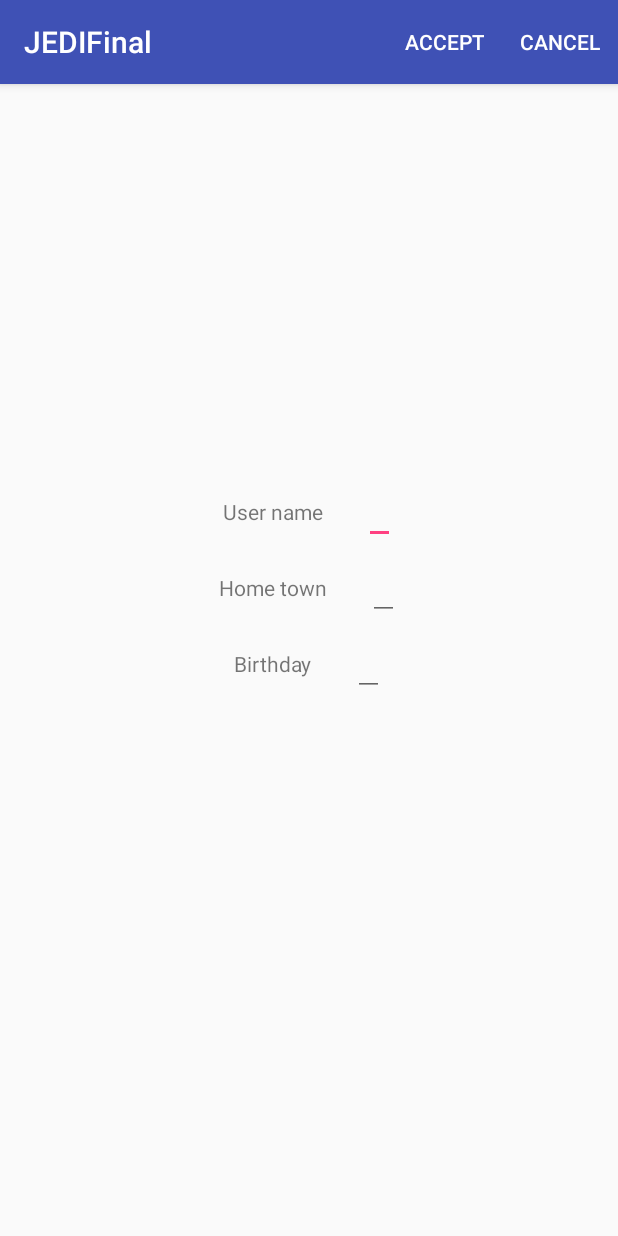
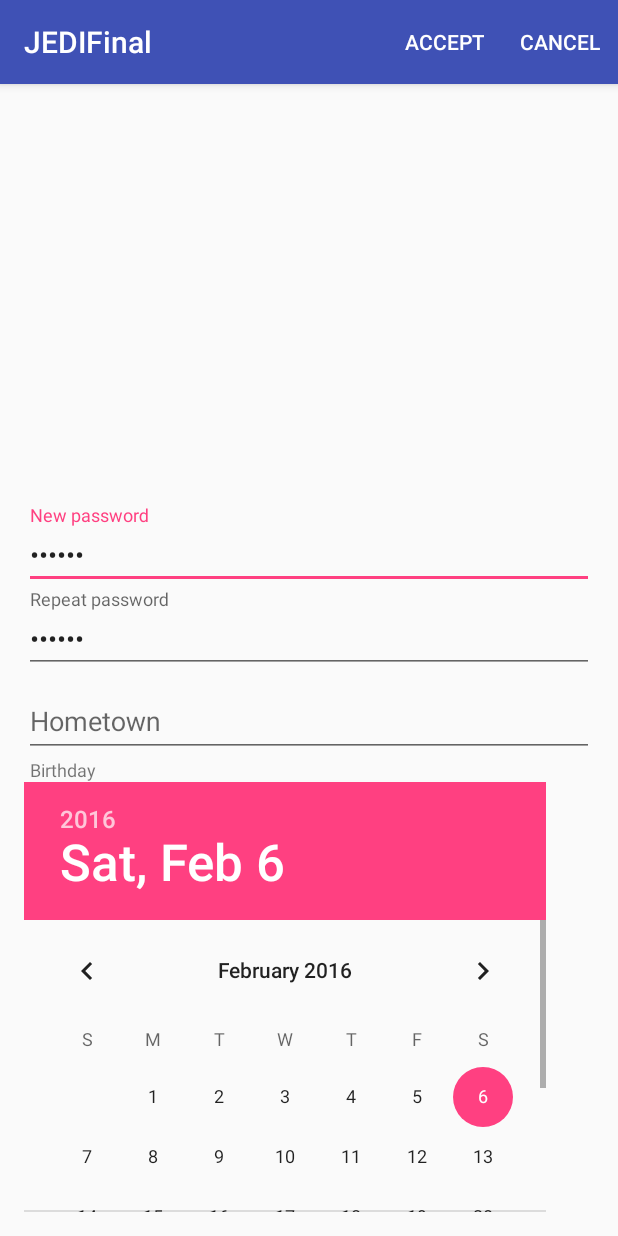
Before and after one commit to vMASg/JEDIFinal, an Android app: the EditProfileActivity screen opened directly, with no data from a screen before it, on a phone screen of 412 x 824 dp. Run offline under Robolectric (Android 15) with nearby library versions, the phone set to English and light mode, and no system bars; 3 statements that could not run were skipped.

Commit message:
Enhanced edit profile view

```diff
--- a/app/src/main/java/com/example/victor/jedifinal/profile/EditProfileActivity.java
+++ b/app/src/main/java/com/example/victor/jedifinal/profile/EditProfileActivity.java
@@ -1,12 +1,15 @@
 package com.example.victor.jedifinal.profile;
 
 import android.content.SharedPreferences;
+import android.support.design.widget.TextInputLayout;
 import android.support.v7.app.AppCompatActivity;
 import android.os.Bundle;
 import android.view.Menu;
 import android.view.MenuItem;
+import android.widget.DatePicker;
 import android.widget.EditText;
 import android.widget.ImageView;
+import android.widget.TextView;
 
 import com.example.victor.jedifinal.Injector;
 import com.example.victor.jedifinal.R;
@@ -15,9 +18,9 @@ public class EditProfileActivity extends AppCompatActivity implements ProfileCon
 
     private ImageView profilePicture;
     private ProfileContract.Presenter presenter;
-    private EditText usernameTv;
-    private EditText hometownTv;
-    private EditText birthdayTv;
+    private TextInputLayout passwrdIL, passwrd2IL, hometownIL;
+    private TextView usernameTv;
+    private DatePicker birthdayDP;
 
     @Override
     protected void onCreate(Bundle savedInstanceState) {
@@ -29,9 +32,12 @@ public class EditProfileActivity extends AppCompatActivity implements ProfileCon
 
         profilePicture = (ImageView) findViewById(R.id.edit_profile_imageView);
 
-        usernameTv = (EditText) findViewById(R.id.edit_profile_username);
-        hometownTv = (EditText) findViewById(R.id.edit_profile_home_town);
-        birthdayTv = (EditText) findViewById(R.id.edit_profile_birthday);
+        passwrdIL  = (TextInputLayout) findViewById(R.id.edit_profile_passwd_wrapper);
+        passwrd2IL = (TextInputLayout) findViewById(R.id.edit_profile_repasswd_wrapper);
+        hometownIL = (TextInputLayout) findViewById(R.id.edit_profile_hometown_wrapper);
+//        birthdayIL = (TextInputLayout) findViewById(R.id.edit_profile_birthday_wrapper);
+        birthdayDP = (DatePicker) findViewById(R.id.edit_profile_birthday);
+        usernameTv = (TextView) findViewById(R.id.edit_profile_username);
 
         SharedPreferences settings = getSharedPreferences("userActive", 0);
         presenter.setCurrentUser(settings.getString("username", ""));
@@ -76,11 +82,12 @@ public class EditProfileActivity extends AppCompatActivity implements ProfileCon
 
     @Override
     public void showHomeTown(String hometown) {
-        hometownTv.setText(hometown);
+        hometownIL.getEditText().setText(hometown);
     }
 
     @Override
     public void showBirthday(int day, int month, int year) {
-        birthdayTv.setText(String.format("%d-%d-%d", day, month, year));
+//        birthdayIL.getEditText().setText(String.format("%d-%d-%d", day, month, year));
+        birthdayDP.updateDate(year, month, day);
     }
 }
--- a/app/src/main/java/com/example/victor/jedifinal/profile/ProfilePresenter.java
+++ b/app/src/main/java/com/example/victor/jedifinal/profile/ProfilePresenter.java
@@ -22,18 +22,27 @@ public class ProfilePresenter implements ProfileContract.Presenter {
     public void setCurrentUser(String id) {
         currentUser = usersServiceAPI.findUser(id);
         view.showUserName(currentUser.getUserName());
+
         String profileLocation = currentUser.getUserProfilePictureLocation();
+        String hometown = currentUser.getHometown();
+        int birthdayDay = currentUser.getBirthdayDay();
+
         if (profileLocation == null) {
             view.showDefaultProfileImage();
         } else {
             view.showUserProfileImage(profileLocation);
         }
-        view.showHomeTown(currentUser.getHometown());
-        view.showBirthday(
-                currentUser.getBirthdayDay(),
-                currentUser.getBirthdayMonth(),
-                currentUser.getBirthdayYear()
-        );
+
+        if (hometown != null) {
+            view.showHomeTown(hometown);
+        }
+        if (birthdayDay > 0) {
+            view.showBirthday(
+                    birthdayDay,
+                    currentUser.getBirthdayMonth(),
+                    currentUser.getBirthdayYear()
+            );
+        }
     }
 
     @Override
--- a/app/src/main/res/layout/activity_edit_profile.xml
+++ b/app/src/main/res/layout/activity_edit_profile.xml
@@ -1,105 +1,97 @@
 <?xml version="1.0" encoding="utf-8"?>
 <LinearLayout xmlns:android="http://schemas.android.com/apk/res/android"
     xmlns:tools="http://schemas.android.com/tools"
-    android:orientation="vertical"
     android:layout_width="match_parent"
     android:layout_height="match_parent"
+    android:orientation="vertical"
     android:paddingBottom="@dimen/activity_vertical_margin"
     android:paddingLeft="@dimen/activity_horizontal_margin"
     android:paddingRight="@dimen/activity_horizontal_margin"
     android:paddingTop="@dimen/activity_vertical_margin"
-    tools:context="com.example.victor.jedifinal.profile.ProfileActivity"
-    android:weightSum="3">
+    android:weightSum="3"
+    tools:context="com.example.victor.jedifinal.profile.ProfileActivity">
 
     <ImageView
+        android:id="@+id/edit_profile_imageView"
         android:layout_width="match_parent"
         android:layout_height="match_parent"
-        android:id="@+id/edit_profile_imageView"
         android:layout_gravity="center_horizontal"
         android:layout_weight="2" />
 
     <LinearLayout
-        android:orientation="vertical"
         android:layout_width="match_parent"
         android:layout_height="match_parent"
-        android:layout_weight="1">
+        android:layout_weight="1"
+        android:orientation="vertical">
 
-        <RelativeLayout
+        <TextView
+            android:id="@+id/edit_profile_username"
+            android:layout_width="match_parent"
+            android:layout_height="wrap_content"
+            android:gravity="center" />
+
+        <android.support.design.widget.TextInputLayout
+            android:id="@+id/edit_profile_passwd_wrapper"
             android:layout_width="match_parent"
             android:layout_height="wrap_content">
 
-            <LinearLayout
-                android:layout_width="wrap_content"
+            <EditText
+                android:id="@+id/edit_profile_passwd_text"
+                android:layout_width="match_parent"
                 android:layout_height="wrap_content"
-                android:layout_alignParentTop="true"
-                android:layout_centerHorizontal="true">
-                <TextView
-                    android:layout_width="wrap_content"
-                    android:layout_height="wrap_content"
-                    android:text="@string/profile_username"
-                    android:id="@+id/edit_profile_textView2" />
+                android:layout_weight="1"
+                android:hint="@string/edit_profile_new_password"
+                android:text="passwd"
+                android:inputType="textPassword" />
 
-                <EditText
-                    android:layout_width="wrap_content"
-                    android:layout_height="wrap_content"
-                    android:id="@+id/edit_profile_username"
-                    android:layout_marginLeft="27dp"
-                    android:layout_marginStart="27dp" />
-            </LinearLayout>
+        </android.support.design.widget.TextInputLayout>
 
-        </RelativeLayout>
+        <android.support.design.widget.TextInputLayout
+            android:id="@+id/edit_profile_repasswd_wrapper"
+            android:layout_width="match_parent"
+            android:layout_height="wrap_content">
 
-        <RelativeLayout
+            <EditText
+                android:id="@+id/edit_profile_repasswd_text"
+                android:layout_width="match_parent"
+                android:layout_height="wrap_content"
+                android:layout_weight="1"
+                android:hint="@string/edit_profile_repeat_password"
+                android:text="passwd"
+                android:inputType="textPassword" />
+
+        </android.support.design.widget.TextInputLayout>
+
+        <android.support.design.widget.TextInputLayout
+            android:id="@+id/edit_profile_hometown_wrapper"
+            android:layout_width="match_parent"
+            android:layout_height="wrap_content">
+
+            <EditText
+                android:id="@+id/edit_profile_hometown_text"
+                android:layout_width="match_parent"
+                android:layout_height="wrap_content"
+                android:layout_weight="1"
+                android:hint="@string/edit_profile_hometown"
+                android:inputType="text" />
+
+        </android.support.design.widget.TextInputLayout>
+
+        <TextView
             android:layout_width="match_parent"
             android:layout_height="wrap_content"
-            android:layout_marginTop="5dp">
+            android:text="@string/edit_profile_birthday"
+            android:gravity="start"
+            android:paddingStart="4sp"
+            android:paddingEnd="4sp"
+            android:textSize="12sp" />
 
-            <LinearLayout
-                android:layout_width="wrap_content"
-                android:layout_height="wrap_content"
-                android:layout_alignParentTop="true"
-                android:layout_centerHorizontal="true">
-                <TextView
-                    android:layout_width="wrap_content"
-                    android:layout_height="wrap_content"
-                    android:text="@string/profile_home_town"
-                    android:id="@+id/edit_textView2" />
-
-                <EditText
-                    android:layout_width="wrap_content"
-                    android:layout_height="wrap_content"
-                    android:id="@+id/edit_profile_home_town"
-                    android:layout_marginLeft="27dp"
-                    android:layout_marginStart="27dp" />
-            </LinearLayout>
-
-        </RelativeLayout>
-
-        <RelativeLayout
+        <DatePicker
+            android:id="@+id/edit_profile_birthday"
             android:layout_width="match_parent"
             android:layout_height="wrap_content"
-            android:layout_marginTop="5dp" >
+            android:calendarViewShown="false" />
 
-            <LinearLayout
-                android:layout_width="wrap_content"
-                android:layout_height="wrap_content"
-                android:layout_alignParentTop="true"
-                android:layout_centerHorizontal="true">
-                <TextView
-                    android:layout_width="wrap_content"
-                    android:layout_height="wrap_content"
-                    android:text="@string/profile_birthday"
-                    android:id="@+id/edit_textView3" />
-
-                <EditText
-                    android:layout_width="wrap_content"
-                    android:layout_height="wrap_content"
-                    android:id="@+id/edit_profile_birthday"
-                    android:layout_marginLeft="27dp"
-                    android:layout_marginStart="27dp" />
-            </LinearLayout>
-
-        </RelativeLayout>
     </LinearLayout>
 
 </LinearLayout>
--- a/app/src/main/res/values/strings.xml
+++ b/app/src/main/res/values/strings.xml
@@ -11,4 +11,8 @@
     <string name="profile_menu_edit">Edit</string>
     <string name="edit_profile_accept">Accept</string>
     <string name="edit_profile_cancel">Cancel</string>
+    <string name="edit_profile_repeat_password">Repeat password</string>
+    <string name="edit_profile_hometown">Hometown</string>
+    <string name="edit_profile_birthday">Birthday</string>
+    <string name="edit_profile_new_password">New password</string>
 </resources>
```
